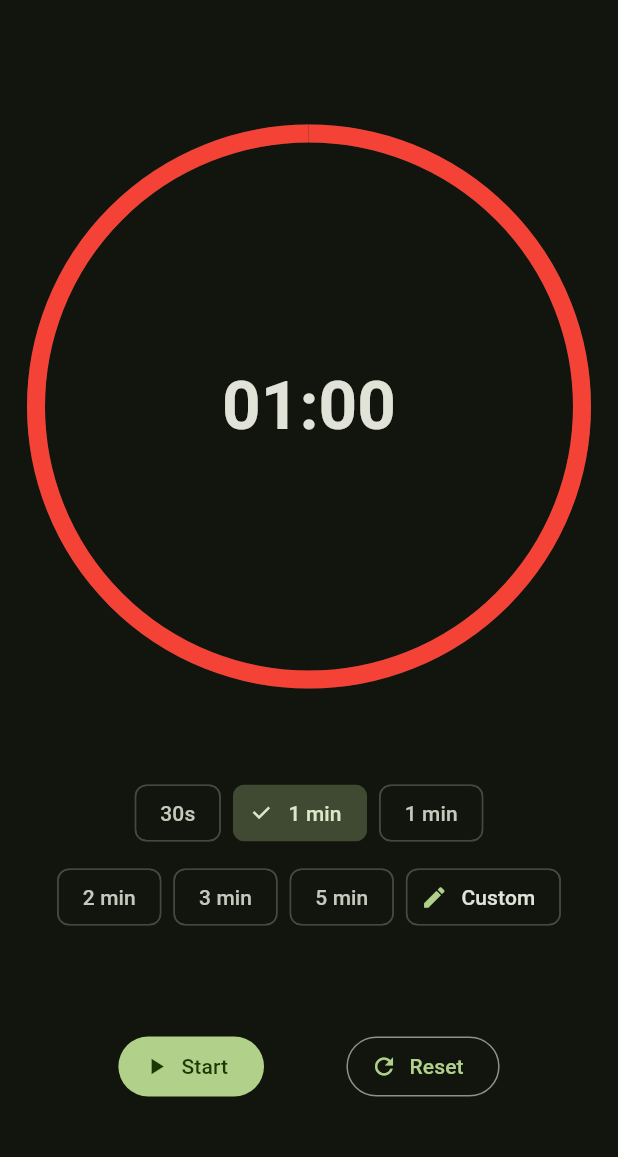
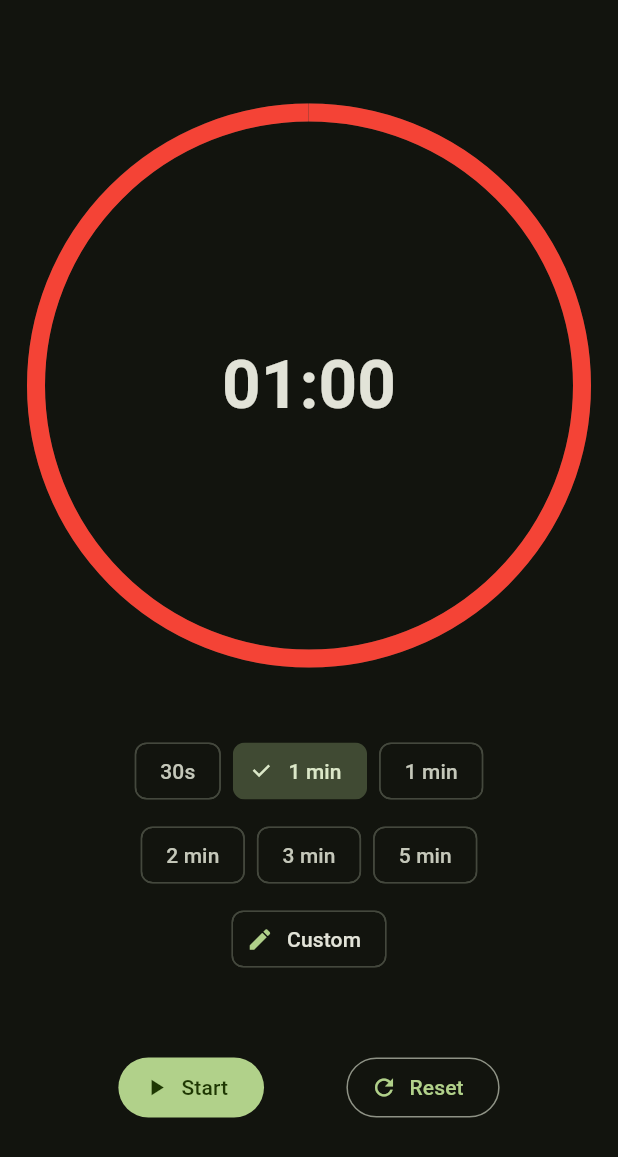
Before and after one commit to Lukk17/workout_log, a Flutter app: the TimerPage widget shown alone on an empty page, opened directly, on a phone screen of 412 x 824 dp. Shown: the top 1157 px of the screen. Run offline on Flutter 3.47's test engine with Material 3 defaults, Android fonts, the phone set to English and light mode, and no system bars; our stand-ins replace flutter_local_notifications, flutter_riverpod, flutter_slidable, freezed_annotation, shared_preferences, sqflite and 1 more; accounts and stored records are empty.

Commit message:
fix(timer): Custom chip goes on its own row, not merged into minutes row
Three rows now:
  1. 30s, 60s, 90s
  2. 2 min, 3 min, 5 min
  3. Custom

Previous commit accidentally placed Custom at the end of row 2.

```diff
--- a/lib/presentation/pages/timer_page.dart
+++ b/lib/presentation/pages/timer_page.dart
@@ -216,8 +216,7 @@ class _TimerPageState extends ConsumerState<TimerPage>
             ),
           ),
 
-          // Preset chips — two rows: sub-minute on top, multi-minute
-          // (with the Custom button) below.
+          // Preset chips — three rows: sub-minute, multi-minute, Custom alone.
           Column(
             mainAxisSize: MainAxisSize.min,
             children: <Widget>[
@@ -244,12 +243,13 @@ class _TimerPageState extends ConsumerState<TimerPage>
                       selected: _selected.inSeconds == secs,
                       onSelected: _running ? null : (_) => _pickPreset(secs),
                     ),
-                  ActionChip(
-                    label: const Text('Custom'),
-                    avatar: const Icon(Icons.edit, size: 18),
-                    onPressed: _running ? null : _pickCustom,
-                  ),
                 ],
+              ),
+              const SizedBox(height: 8),
+              ActionChip(
+                label: const Text('Custom'),
+                avatar: const Icon(Icons.edit, size: 18),
+                onPressed: _running ? null : _pickCustom,
               ),
             ],
           ),
```
